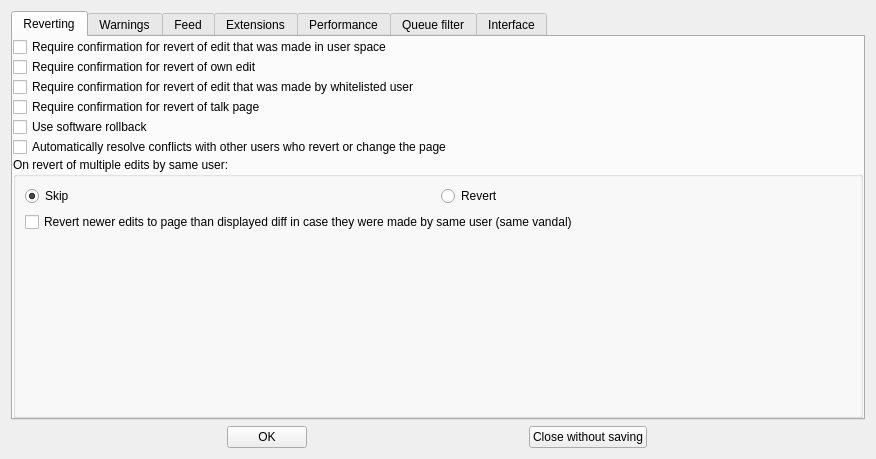
Above: huggle/preferences.ui from huggle/huggle3-qt-lx before the change. Below: the same form after it.
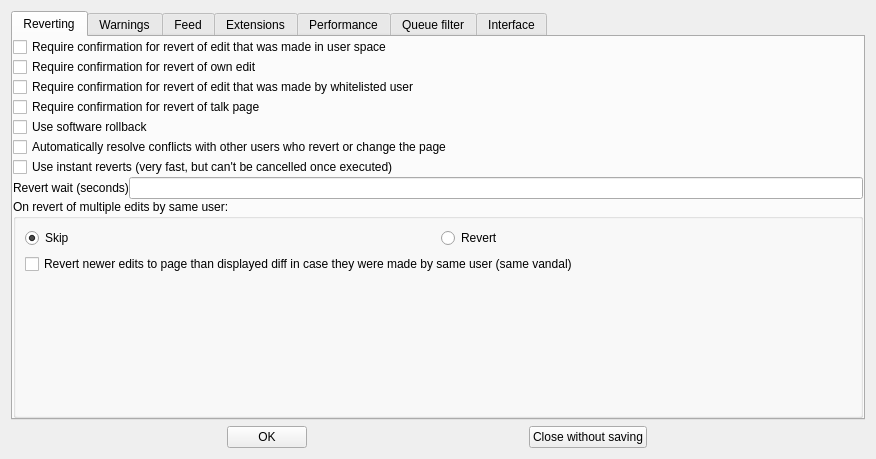
That is the form after the change.

```diff
--- a/huggle/preferences.ui
+++ b/huggle/preferences.ui
@@ -92,6 +92,27 @@
            </property>
           </widget>
          </item>
+         <item>
+          <widget class="QCheckBox" name="checkBox_27">
+           <property name="text">
+            <string>Use instant reverts (very fast, but can't be cancelled once executed)</string>
+           </property>
+          </widget>
+         </item>
+         <item>
+          <layout class="QHBoxLayout" name="horizontalLayout_7">
+           <item>
+            <widget class="QLabel" name="label_3">
+             <property name="text">
+              <string>Revert wait (seconds)</string>
+             </property>
+            </widget>
+           </item>
+           <item>
+            <widget class="QLineEdit" name="lineEdit_3"/>
+           </item>
+          </layout>
+         </item>
          <item>
           <widget class="QGroupBox" name="groupBox">
            <property name="minimumSize">
```
